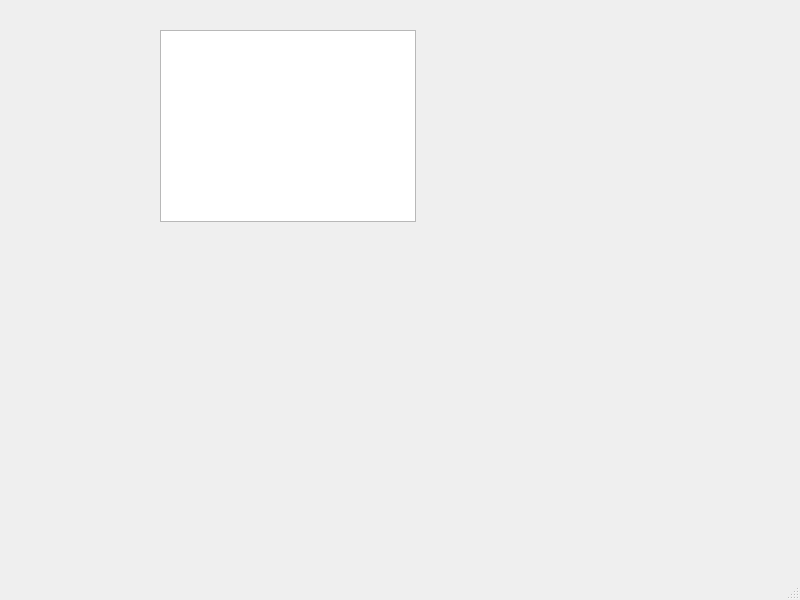
This is ConsoleProject/TetrisGameProject/src/mainwindow.ui in ismailnayma/tetris as Qt 5 draws it before an edit. The edited form follows.
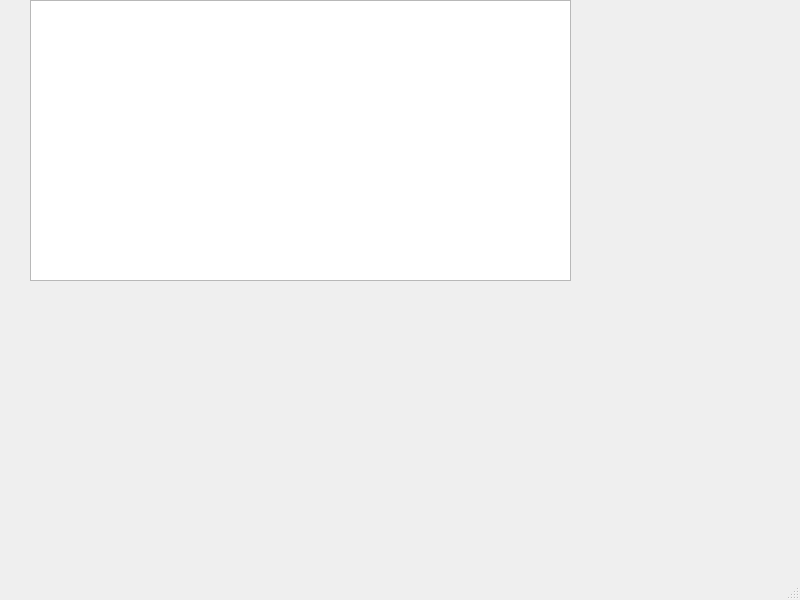
This is the edited form.

```diff
--- a/ConsoleProject/TetrisGameProject/src/mainwindow.ui
+++ b/ConsoleProject/TetrisGameProject/src/mainwindow.ui
@@ -17,10 +17,10 @@
    <widget class="QGraphicsView" name="myGraphicsView">
     <property name="geometry">
      <rect>
-      <x>160</x>
-      <y>30</y>
-      <width>256</width>
-      <height>192</height>
+      <x>30</x>
+      <y>0</y>
+      <width>541</width>
+      <height>281</height>
      </rect>
     </property>
    </widget>
```
